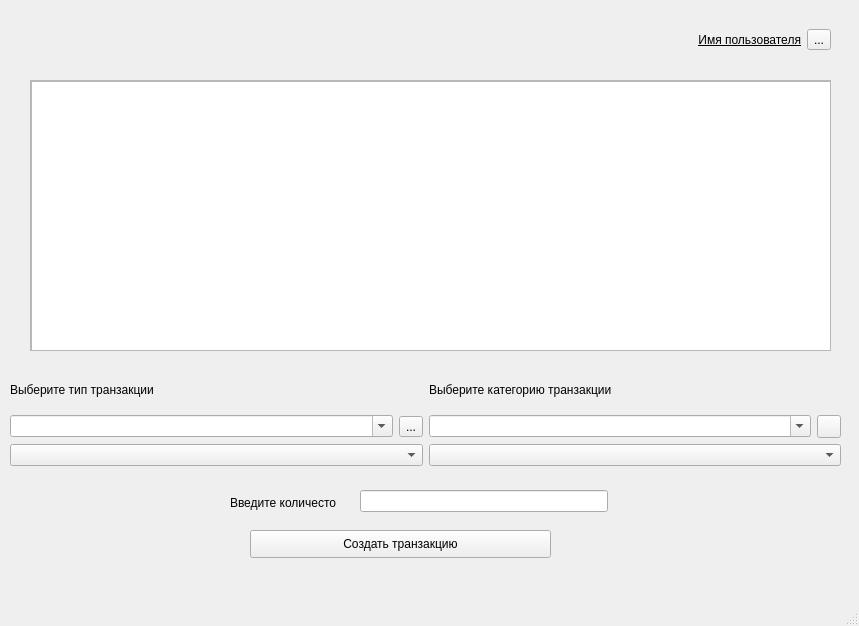
The window that views/ui/mainwindow.ui (HadeSxGod1337/FamilyBudget) describes before a commit, drawn with Qt 5.
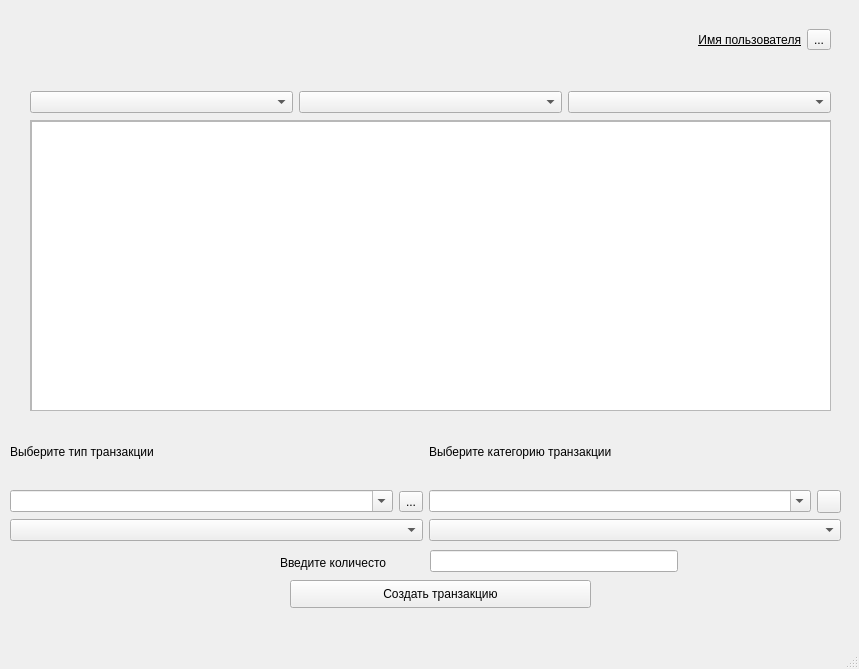
The same window after the commit. Icons and pictures are not drawn.

Patch:
```diff
--- a/views/ui/mainwindow.ui
+++ b/views/ui/mainwindow.ui
@@ -7,7 +7,7 @@
                 <x>0</x>
                 <y>0</y>
                 <width>859</width>
-                <height>626</height>
+    <height>669</height>
             </rect>
         </property>
         <property name="windowTitle">
@@ -17,8 +17,8 @@
             <widget class="QPushButton" name="createTransaction">
                 <property name="geometry">
                     <rect>
-                        <x>250</x>
-                        <y>530</y>
+      <x>290</x>
+      <y>580</y>
                         <width>301</width>
                         <height>28</height>
                     </rect>
@@ -31,9 +31,9 @@
                 <property name="geometry">
                     <rect>
                         <x>10</x>
-                        <y>370</y>
+      <y>420</y>
                         <width>831</width>
-                        <height>96</height>
+      <height>121</height>
                     </rect>
                 </property>
                 <layout class="QVBoxLayout" name="verticalLayout">
@@ -131,8 +131,8 @@
             <widget class="QLineEdit" name="amount">
                 <property name="geometry">
                     <rect>
-                        <x>360</x>
-                        <y>490</y>
+      <x>430</x>
+      <y>550</y>
                         <width>248</width>
                         <height>22</height>
                     </rect>
@@ -150,9 +150,9 @@
             <widget class="QLabel" name="label_5">
                 <property name="geometry">
                     <rect>
-                        <x>230</x>
-                        <y>490</y>
-                        <width>131</width>
+      <x>280</x>
+      <y>550</y>
+      <width>111</width>
                         <height>25</height>
                     </rect>
                 </property>
@@ -164,9 +164,9 @@
                 <property name="geometry">
                     <rect>
                         <x>30</x>
-                        <y>80</y>
+      <y>120</y>
                         <width>801</width>
-                        <height>271</height>
+      <height>291</height>
                     </rect>
                 </property>
                 <property name="widgetResizable">
@@ -178,7 +178,7 @@
                             <x>0</x>
                             <y>0</y>
                             <width>799</width>
-                            <height>269</height>
+       <height>289</height>
                         </rect>
                     </property>
                     <widget class="QTableView" name="tableView">
@@ -187,7 +187,7 @@
                                 <x>0</x>
                                 <y>0</y>
                                 <width>801</width>
-                                <height>271</height>
+        <height>291</height>
                             </rect>
                         </property>
                         <property name="sizePolicy">
@@ -250,6 +250,27 @@
                     </item>
                 </layout>
             </widget>
+   <widget class="QWidget" name="horizontalLayoutWidget_2">
+    <property name="geometry">
+     <rect>
+      <x>30</x>
+      <y>90</y>
+      <width>801</width>
+      <height>24</height>
+     </rect>
+    </property>
+    <layout class="QHBoxLayout" name="horizontalLayout_5">
+     <item>
+      <widget class="QComboBox" name="choose_user"/>
+     </item>
+     <item>
+      <widget class="QComboBox" name="choose_type"/>
+     </item>
+     <item>
+      <widget class="QComboBox" name="choose_categoty"/>
+     </item>
+    </layout>
+   </widget>
         </widget>
         <widget class="QStatusBar" name="statusbar"/>
         <widget class="QMenuBar" name="menubar">
```
Left out of the diff: 9 changed lines with no effect on the pictures. Lines whose indentation alone changed are shown as unchanged.
